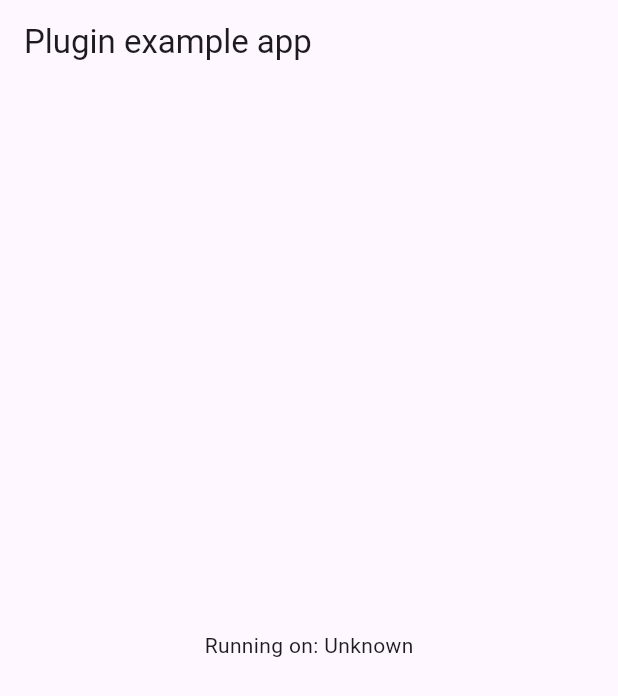
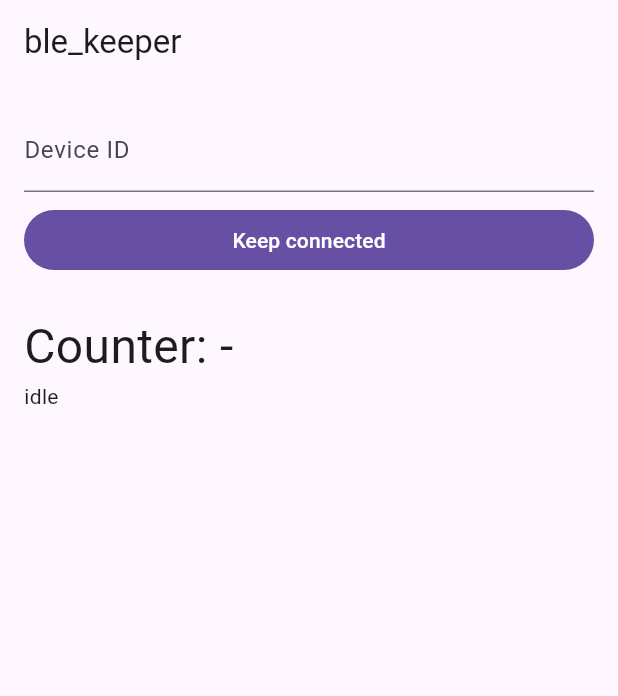
Before and after one commit to Ahmadhussain0335/ble_keeper, a Flutter app: the screen it shows after launch, on a phone screen of 412 x 824 dp. Shown: the top 696 px of the screen. Run offline on Flutter 3.47's test engine with Material 3 defaults, Android fonts, the phone set to English and light mode, and no system bars; our stand-ins replace plugin_platform_interface.

Commit message:
feat(example): minimal counter screen

```diff
--- a/example/lib/main.dart
+++ b/example/lib/main.dart
@@ -1,58 +1,86 @@
+import 'dart:async';
+import 'dart:typed_data';
+
+import 'package:ble_keeper/ble_keeper.dart';
 import 'package:flutter/material.dart';
-import 'dart:async';
 
-import 'package:flutter/services.dart';
-import 'package:ble_keeper/ble_keeper.dart';
+final counterChar = CharacteristicRef(
+  serviceUuid: '12345678-1234-1234-1234-1234567890ab',
+  characteristicUuid: '12345678-1234-1234-1234-1234567890ac',
+);
 
-void main() {
-  runApp(const MyApp());
+void main() => runApp(const MaterialApp(home: CounterPage()));
+
+class CounterPage extends StatefulWidget {
+  const CounterPage({super.key});
+
+  @override
+  State<CounterPage> createState() => _CounterPageState();
 }
 
-class MyApp extends StatefulWidget {
-  const MyApp({super.key});
-
-  @override
-  State<MyApp> createState() => _MyAppState();
-}
-
-class _MyAppState extends State<MyApp> {
-  String _platformVersion = 'Unknown';
-  final _bleKeeperPlugin = BleKeeper();
+class _CounterPageState extends State<CounterPage> {
+  final _deviceId = TextEditingController();
+  StreamSubscription<KeeperEvent>? _sub;
+  String _status = 'idle';
+  int? _counter;
 
   @override
   void initState() {
     super.initState();
-    initPlatformState();
+    _sub = BleKeeper.instance.events.listen(_onEvent);
   }
 
-  // Platform messages are asynchronous, so we initialize in an async method.
-  Future<void> initPlatformState() async {
-    String platformVersion;
-    // Platform messages may fail, so we use a try/catch PlatformException.
-    // We also handle the message potentially returning null.
+  void _onEvent(KeeperEvent e) {
+    setState(() {
+      if (e is Data && e.bytes.length >= 4) {
+        _counter = ByteData.sublistView(e.bytes).getUint32(0, Endian.little);
+      } else if (e is! Data) {
+        _status = e.toString();
+      }
+    });
+  }
+
+  Future<void> _keep() async {
     try {
-      platformVersion =
-          await _bleKeeperPlugin.getPlatformVersion() ?? 'Unknown platform version';
-    } on PlatformException {
-      platformVersion = 'Failed to get platform version.';
+      await BleKeeper.instance.keepConnected(
+        deviceId: _deviceId.text,
+        subscribe: [counterChar],
+      );
+    } on Object catch (e) {
+      setState(() => _status = 'error: $e');
     }
+  }
 
-    // If the widget was removed from the tree while the asynchronous platform
-    // message was in flight, we want to discard the reply rather than calling
-    // setState to update our non-existent appearance.
-    if (!mounted) return;
-
-    setState(() {
-      _platformVersion = platformVersion;
-    });
+  @override
+  void dispose() {
+    _sub?.cancel();
+    _deviceId.dispose();
+    super.dispose();
   }
 
   @override
   Widget build(BuildContext context) {
-    return MaterialApp(
-      home: Scaffold(
-        appBar: AppBar(title: const Text('Plugin example app')),
-        body: Center(child: Text('Running on: $_platformVersion\n')),
+    return Scaffold(
+      appBar: AppBar(title: const Text('ble_keeper')),
+      body: Padding(
+        padding: const EdgeInsets.all(16),
+        child: Column(
+          crossAxisAlignment: CrossAxisAlignment.stretch,
+          children: [
+            TextField(
+              controller: _deviceId,
+              decoration: const InputDecoration(labelText: 'Device ID'),
+            ),
+            const SizedBox(height: 8),
+            FilledButton(onPressed: _keep, child: const Text('Keep connected')),
+            const SizedBox(height: 24),
+            Text(
+              'Counter: ${_counter ?? '-'}',
+              style: const TextStyle(fontSize: 32),
+            ),
+            Text(_status),
+          ],
+        ),
       ),
     );
   }
```
Also changed, not shown: 2 other files.
